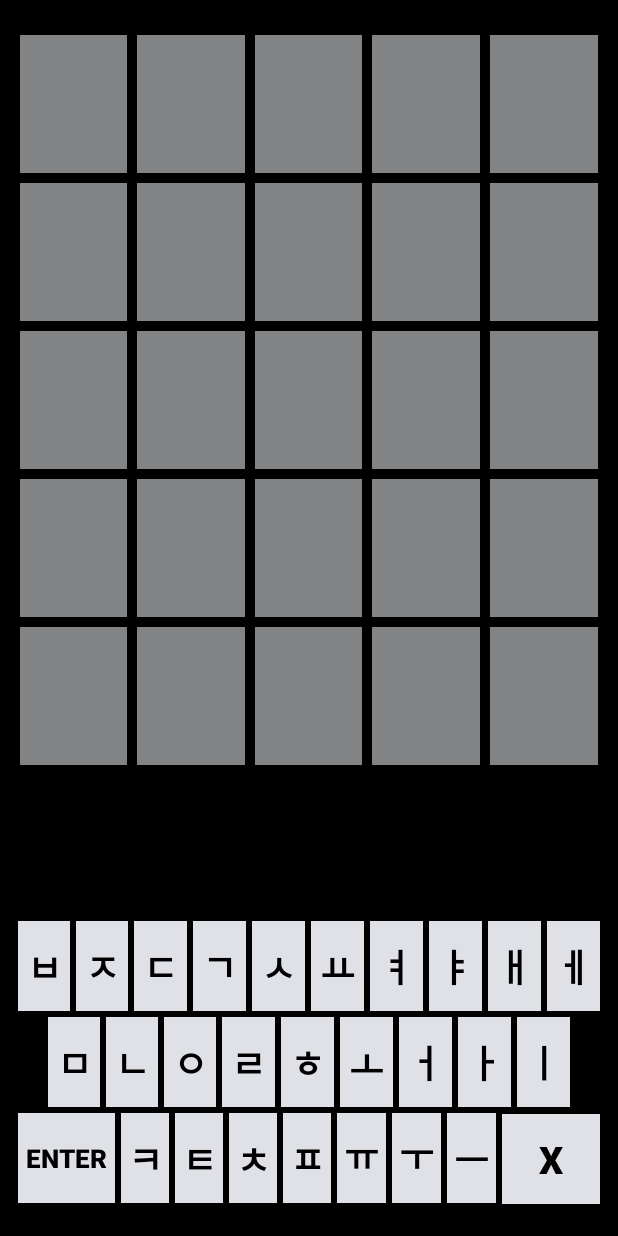
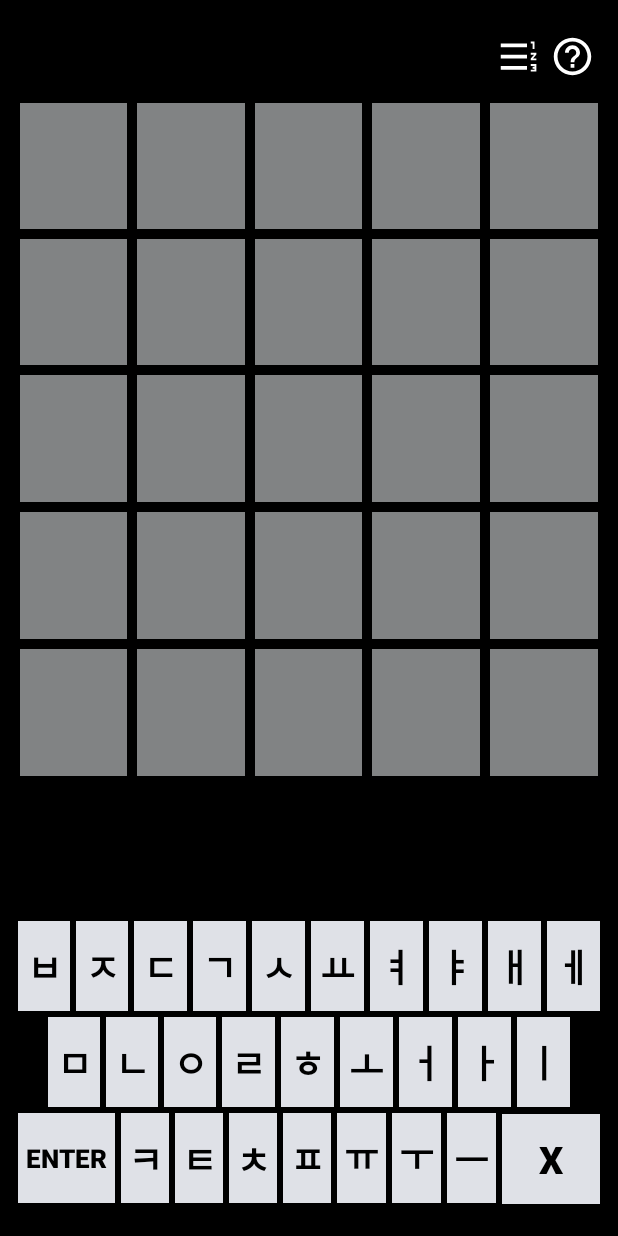
Before and after one commit to nagosoo/WORDLE, an Android app: the screen it shows after launch (MainActivity), on a phone screen of 412 x 824 dp. Run offline under Robolectric (Android 15) with nearby library versions, the phone set to English and light mode, and no system bars.

Commit message:
설명 다이어로그

```diff
--- a/app/src/main/java/com/example/wordle/MainActivity.kt
+++ b/app/src/main/java/com/example/wordle/MainActivity.kt
@@ -58,6 +58,9 @@ class MainActivity : AppCompatActivity(), View.OnClickListener {
                 order -= 1
                 (binding.gridLayout.gridLayout[order] as TextView).text = ""
             }
+        }
+        binding.imageManual.setOnClickListener {
+            DialogManual.Builder(this).build().show()
         }
     }
 
--- a/app/src/main/res/drawable/ic_baseline_format_list_numbered_rtl_24.xml
+++ b/app/src/main/res/drawable/ic_baseline_format_list_numbered_rtl_24.xml
@@ -3,8 +3,8 @@
     android:height="24dp"
     android:viewportWidth="24"
     android:viewportHeight="24"
-    android:tint="?attr/colorControlNormal">
+    android:tint="@color/white">
   <path
-      android:fillColor="@android:color/black"
+      android:fillColor="@android:color/white"
       android:pathData="M18,17h2v0.5h-1v1h1v0.5h-2v1h3v-4h-3zM19,8h1L20,4h-2v1h1zM18,11h1.8L18,13.1v0.9h3v-1h-1.8l1.8,-2.1L21,10h-3zM2,5h14v2L2,7zM2,17h14v2L2,19zM2,11h14v2L2,13z"/>
 </vector>
--- a/app/src/main/res/drawable/ic_baseline_help_outline_24.xml
+++ b/app/src/main/res/drawable/ic_baseline_help_outline_24.xml
@@ -3,8 +3,8 @@
     android:height="24dp"
     android:viewportWidth="24"
     android:viewportHeight="24"
-    android:tint="?attr/colorControlNormal">
+    android:tint="@color/white">
   <path
-      android:fillColor="@android:color/black"
+      android:fillColor="@android:color/white"
       android:pathData="M11,18h2v-2h-2v2zM12,2C6.48,2 2,6.48 2,12s4.48,10 10,10 10,-4.48 10,-10S17.52,2 12,2zM12,20c-4.41,0 -8,-3.59 -8,-8s3.59,-8 8,-8 8,3.59 8,8 -3.59,8 -8,8zM12,6c-2.21,0 -4,1.79 -4,4h2c0,-1.1 0.9,-2 2,-2s2,0.9 2,2c0,2 -3,1.75 -3,5h2c0,-2.25 3,-2.5 3,-5 0,-2.21 -1.79,-4 -4,-4z"/>
 </vector>
--- a/app/src/main/res/layout/activity_main.xml
+++ b/app/src/main/res/layout/activity_main.xml
@@ -5,11 +5,34 @@
     android:layout_height="match_parent"
     android:background="@color/black"
     android:orientation="vertical"
+    android:paddingStart="10dp"
     android:paddingTop="20dp"
-    tools:context=".MainActivity"
-    android:paddingStart="10dp"
     android:paddingEnd="10dp"
-    android:paddingBottom="20dp">
+    android:paddingBottom="20dp"
+    tools:context=".MainActivity">
+
+    <androidx.appcompat.widget.LinearLayoutCompat
+        android:layout_width="wrap_content"
+        android:layout_height="wrap_content"
+        android:layout_gravity="end"
+        android:orientation="horizontal"
+        android:paddingBottom="10dp">
+
+        <androidx.appcompat.widget.AppCompatImageView
+            android:paddingEnd="5dp"
+            android:id="@+id/imageStatistics"
+            android:layout_width="35dp"
+            android:layout_height="35dp"
+            android:src="@drawable/ic_baseline_format_list_numbered_rtl_24" />
+
+        <androidx.appcompat.widget.AppCompatImageView
+            android:paddingEnd="5dp"
+            android:id="@+id/imageManual"
+            android:layout_width="35dp"
+            android:layout_height="35dp"
+            android:src="@drawable/ic_baseline_help_outline_24" />
+
+    </androidx.appcompat.widget.LinearLayoutCompat>
 
     <include
         android:id="@+id/gridLayout"
@@ -17,9 +40,9 @@
 
     <Space
         android:id="@+id/test"
-        android:layout_weight="1"
+        android:layout_width="match_parent"
         android:layout_height="0dp"
-        android:layout_width="match_parent"/>
+        android:layout_weight="1" />
 
     <include
         android:id="@+id/keyboard"
```
Also changed, not shown: app/src/main/java/com/example/wordle/DialogManual.kt (added, +20 -0 lines), app/src/main/res/layout/dialog_manual.xml (added, +103 -0 lines).
